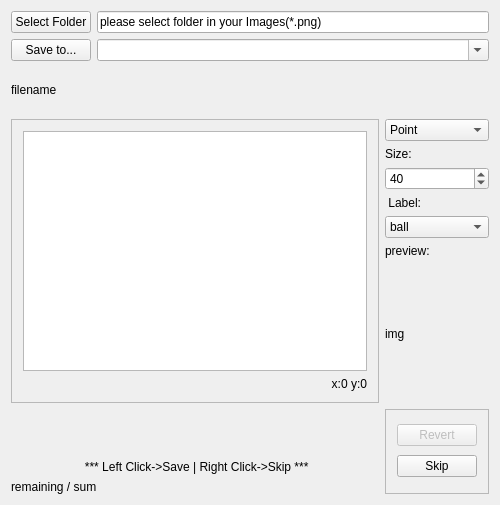
This is photoclipping.ui in ChisatoKasebayashi/photoClippingUI as Qt 5 draws it before an edit. The edited form follows.
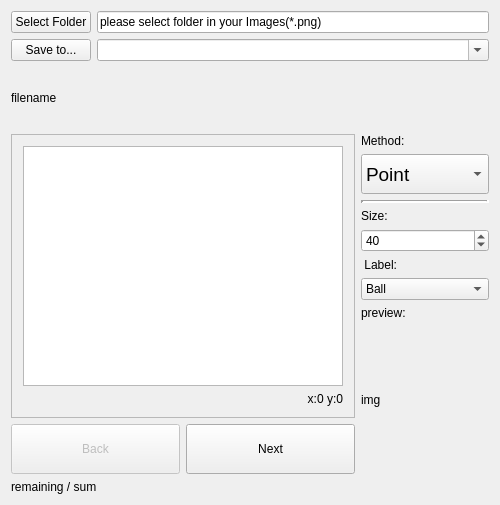
This is the edited form. Custom widgets are drawn as their Qt base class.

```diff
--- a/photoclipping.ui
+++ b/photoclipping.ui
@@ -20,7 +20,7 @@
    <string>photoclipping</string>
   </property>
   <layout class="QGridLayout" name="gridLayout_3">
-   <item row="6" column="0">
+   <item row="5" column="0">
     <widget class="QLabel" name="labelImageNum">
      <property name="sizePolicy">
       <sizepolicy hsizetype="Preferred" vsizetype="Fixed">
@@ -65,57 +65,6 @@
      </item>
     </layout>
    </item>
-   <item row="4" column="1" rowspan="3">
-    <widget class="QFrame" name="frame">
-     <property name="sizePolicy">
-      <sizepolicy hsizetype="Fixed" vsizetype="Preferred">
-       <horstretch>0</horstretch>
-       <verstretch>0</verstretch>
-      </sizepolicy>
-     </property>
-     <property name="frameShape">
-      <enum>QFrame::StyledPanel</enum>
-     </property>
-     <property name="frameShadow">
-      <enum>QFrame::Raised</enum>
-     </property>
-     <layout class="QGridLayout" name="gridLayout_2">
-      <item row="0" column="0">
-       <widget class="QPushButton" name="pushRevert">
-        <property name="enabled">
-         <bool>false</bool>
-        </property>
-        <property name="text">
-         <string>Revert</string>
-        </property>
-       </widget>
-      </item>
-      <item row="1" column="0">
-       <widget class="QPushButton" name="pushSkip">
-        <property name="text">
-         <string>Skip</string>
-        </property>
-       </widget>
-      </item>
-     </layout>
-    </widget>
-   </item>
-   <item row="5" column="0">
-    <widget class="QLabel" name="label_2">
-     <property name="sizePolicy">
-      <sizepolicy hsizetype="Preferred" vsizetype="Fixed">
-       <horstretch>0</horstretch>
-       <verstretch>0</verstretch>
-      </sizepolicy>
-     </property>
-     <property name="text">
-      <string> *** Left Click-&gt;Save | Right Click-&gt;Skip ***</string>
-     </property>
-     <property name="alignment">
-      <set>Qt::AlignCenter</set>
-     </property>
-    </widget>
-   </item>
    <item row="1" column="0" colspan="2">
     <widget class="QLabel" name="labelFilename">
      <property name="text">
@@ -164,10 +113,85 @@
      </layout>
     </widget>
    </item>
-   <item row="2" column="1" rowspan="2">
+   <item row="4" column="0">
+    <layout class="QHBoxLayout" name="horizontalLayout">
+     <item>
+      <widget class="QPushButton" name="pushBack">
+       <property name="enabled">
+        <bool>false</bool>
+       </property>
+       <property name="sizePolicy">
+        <sizepolicy hsizetype="Minimum" vsizetype="Fixed">
+         <horstretch>0</horstretch>
+         <verstretch>0</verstretch>
+        </sizepolicy>
+       </property>
+       <property name="minimumSize">
+        <size>
+         <width>0</width>
+         <height>50</height>
+        </size>
+       </property>
+       <property name="text">
+        <string>Back</string>
+       </property>
+      </widget>
+     </item>
+     <item>
+      <widget class="QPushButton" name="pushNext">
+       <property name="sizePolicy">
+        <sizepolicy hsizetype="Minimum" vsizetype="Fixed">
+         <horstretch>0</horstretch>
+         <verstretch>0</verstretch>
+        </sizepolicy>
+       </property>
+       <property name="minimumSize">
+        <size>
+         <width>0</width>
+         <height>50</height>
+        </size>
+       </property>
+       <property name="text">
+        <string>Next</string>
+       </property>
+      </widget>
+     </item>
+    </layout>
+   </item>
+   <item row="2" column="1" rowspan="3">
     <layout class="QVBoxLayout" name="verticalLayout_3">
+     <item>
+      <widget class="QLabel" name="label_2">
+       <property name="sizePolicy">
+        <sizepolicy hsizetype="Fixed" vsizetype="Fixed">
+         <horstretch>0</horstretch>
+         <verstretch>0</verstretch>
+        </sizepolicy>
+       </property>
+       <property name="text">
+        <string>Method:</string>
+       </property>
+      </widget>
+     </item>
      <item>
       <widget class="QComboBox" name="comboMethod">
+       <property name="sizePolicy">
+        <sizepolicy hsizetype="Preferred" vsizetype="Fixed">
+         <horstretch>0</horstretch>
+         <verstretch>0</verstretch>
+        </sizepolicy>
+       </property>
+       <property name="minimumSize">
+        <size>
+         <width>0</width>
+         <height>40</height>
+        </size>
+       </property>
+       <property name="font">
+        <font>
+         <pointsize>14</pointsize>
+        </font>
+       </property>
        <item>
         <property name="text">
          <string>Point</string>
@@ -180,6 +204,19 @@
        </item>
       </widget>
      </item>
+     <item>
+      <widget class="Line" name="line">
+       <property name="frameShadow">
+        <enum>QFrame::Sunken</enum>
+       </property>
+       <property name="lineWidth">
+        <number>3</number>
+       </property>
+       <property name="orientation">
+        <enum>Qt::Horizontal</enum>
+       </property>
+      </widget>
+     </item>
      <item>
       <widget class="QLabel" name="label_4">
        <property name="sizePolicy">
@@ -238,7 +275,7 @@
        </property>
        <item>
         <property name="text">
-         <string>ball</string>
+         <string>Ball</string>
         </property>
        </item>
        <item>
```
Left out of the diff: 11 changed lines with no effect on the pictures.
